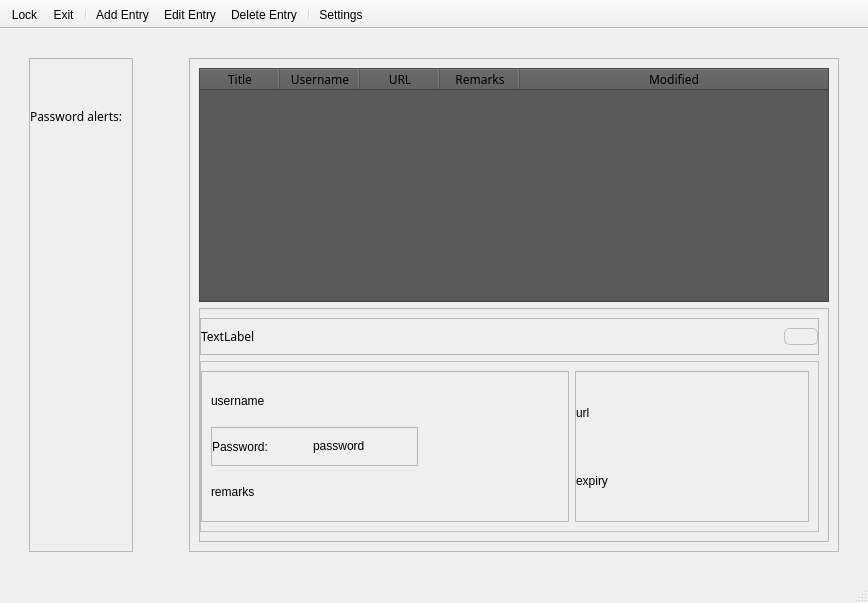
Old version of the form password_manager.ui in the repository Quinz7339/CIPM.
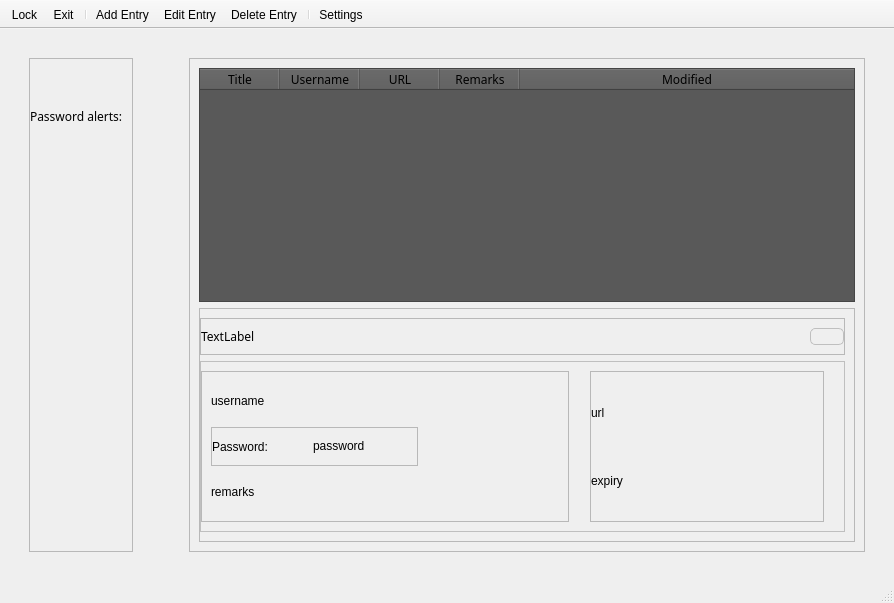
New version of the form. Icons and pictures are not drawn.

What changed in the file:
```diff
--- a/password_manager.ui
+++ b/password_manager.ui
@@ -6,7 +6,7 @@
    <rect>
     <x>0</x>
     <y>0</y>
-    <width>841</width>
+    <width>894</width>
     <height>603</height>
    </rect>
   </property>
@@ -104,6 +104,11 @@
                <height>16777215</height>
               </size>
              </property>
+             <property name="font">
+              <font>
+               <pointsize>7</pointsize>
+              </font>
+             </property>
              <property name="text">
               <string>&lt;insert security tip here </string>
              </property>
```
Left out of the diff: 21 changed lines with no effect on the pictures.
